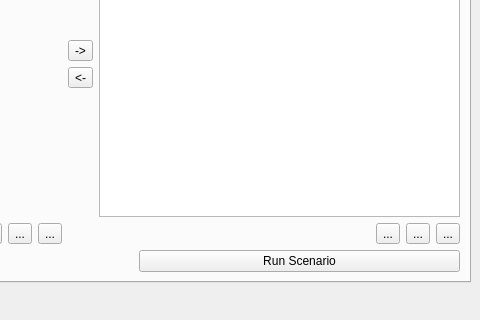
ConservationInternational/cplus-plugin, file src/cplus_plugin/ui/qgis_cplus_main_dockwidget.ui: the form before one commit; both pictures show x 319 to 799 and y 322 to 642 of the 799 by 642 pixel window.
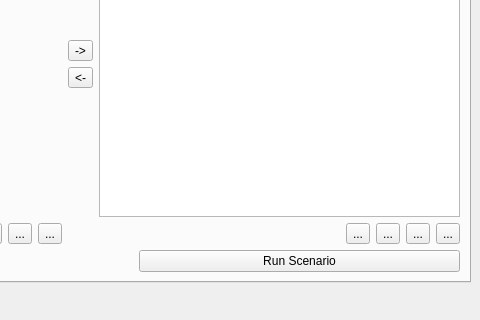
The form after the commit. The open tabs and pages were chosen to show the change. Icons and pictures are not drawn. Custom widgets are drawn as their Qt base class.

Commit message: Add base financial PWL dialog.

```diff
--- a/src/cplus_plugin/ui/qgis_cplus_main_dockwidget.ui
+++ b/src/cplus_plugin/ui/qgis_cplus_main_dockwidget.ui
@@ -389,6 +389,16 @@
             </property>
            </spacer>
           </item>
+          <item>
+           <widget class="QToolButton" name="new_financial_pwl_btn">
+            <property name="toolTip">
+             <string>Create new financial priority weighting layer</string>
+            </property>
+            <property name="text">
+             <string>...</string>
+            </property>
+           </widget>
+          </item>
           <item>
            <widget class="QToolButton" name="add_pwl_btn">
             <property name="toolTip">
```
The commit also changes 6 other files.
